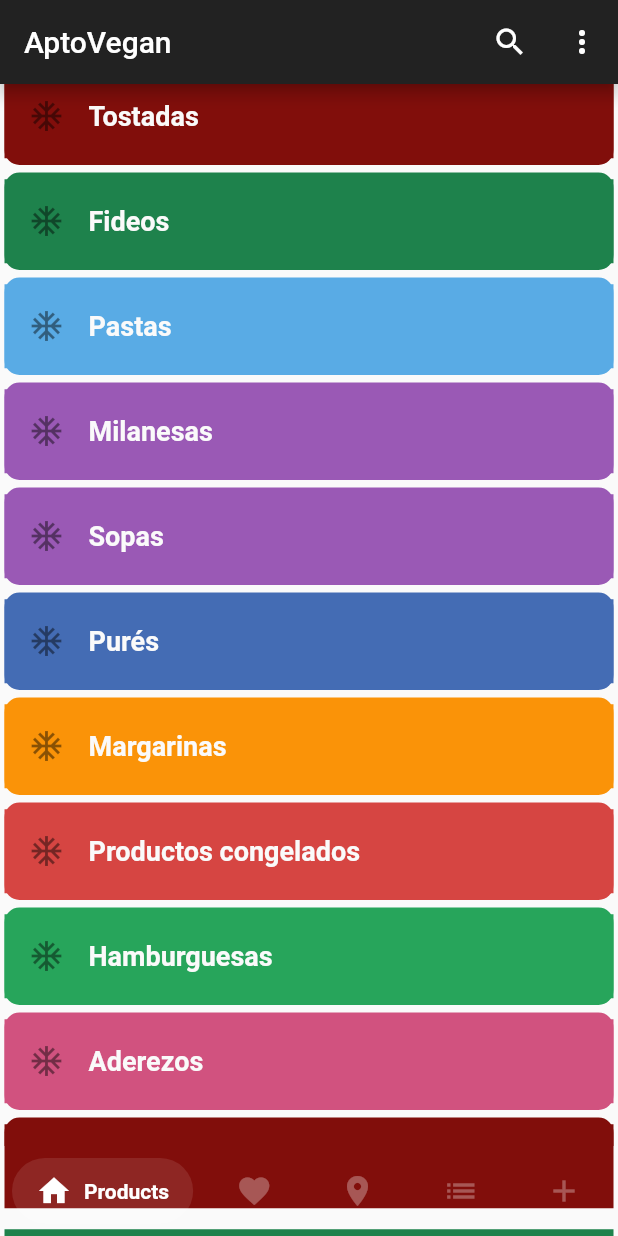
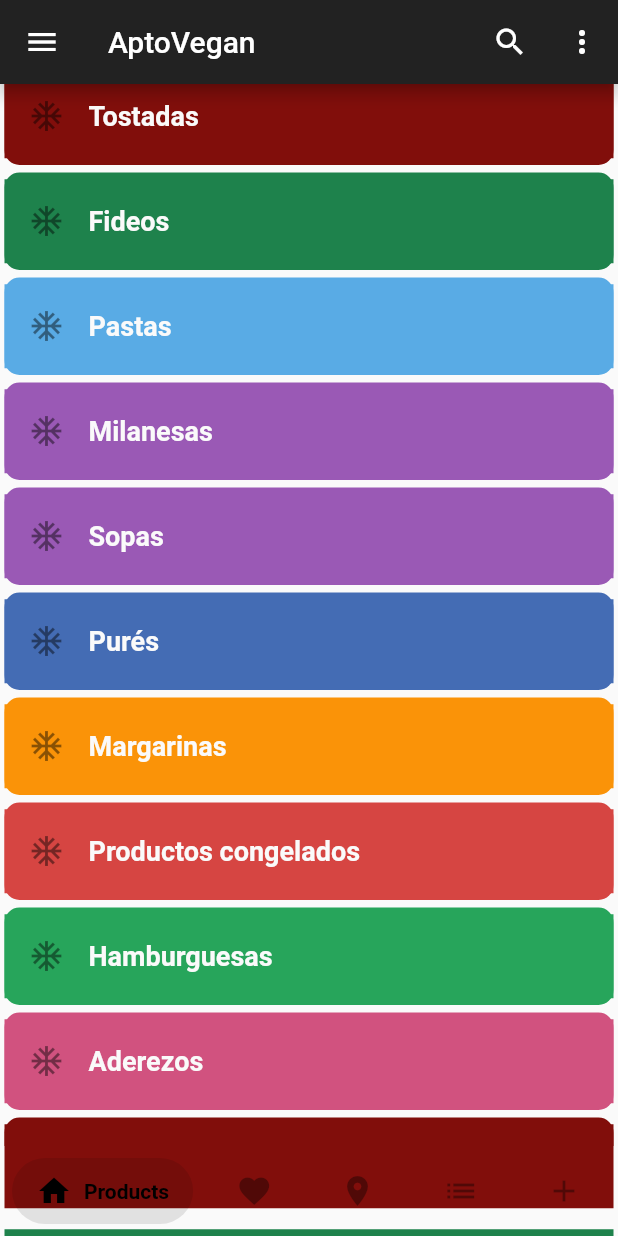
Before and after one commit to tomassasovsky/AptoVeganFlutter, a Flutter app: the screen it shows after launch, scrolled down 576 dp, after a tap on the "search" icon, on a phone screen of 412 x 824 dp. Run offline on Flutter 3.47's test engine with Material 2 defaults, Android fonts, the phone set to English and light mode, and no system bars; drawn by our look-alikes of salomon_bottom_bar; our stand-ins replace google_maps_flutter, image_picker.

Commit message:
Added all the pages, made the product tile widget. Maps function has been added.

```diff
--- a/lib/main.dart
+++ b/lib/main.dart
@@ -1,7 +1,7 @@
+import 'package:aptovegan/src/pages/page_selection.dart';
 import 'package:flutter/material.dart';
-
-import '/src/pages/home_page.dart';
 import '/src/routes/routes.dart' as routes;
+import '/src/themes/themes.dart';
 
 void main() {
   runApp(MyApp());
@@ -12,9 +12,9 @@ class MyApp extends StatelessWidget {
   Widget build(BuildContext context) {
     return MaterialApp(
       debugShowCheckedModeBanner: false,
-      theme: ThemeData.light().copyWith(appBarTheme: AppBarTheme(backgroundColor: Color(0xff222222))),
-      darkTheme: ThemeData.dark().copyWith(appBarTheme: AppBarTheme(backgroundColor: Color(0xff222222))),
-      home: HomePage(),
+      theme: lightTheme,
+      darkTheme: darkTheme,
+      home: PageSelection(),
       onGenerateRoute: routes.routeSettings,
     );
   }
--- /dev/null
+++ b/lib/src/pages/add_page.dart
@@ -0,0 +1,290 @@
+import 'package:flutter/material.dart';
+import 'package:flutter/services.dart';
+import 'dart:io';
+
+import 'package:image_picker/image_picker.dart';
+import 'package:path_provider/path_provider.dart';
+import 'package:path/path.dart' as path;
+
+class AddPage extends StatefulWidget {
+  @override
+  _AddPageState createState() => _AddPageState();
+}
+
+class _AddPageState extends State<AddPage> with TickerProviderStateMixin {
+  TabController _tabController;
+  final ImagePicker _picker = ImagePicker();
+  String filePath = '';
+
+  @override
+  void initState() {
+    _tabController = TabController(length: 2, vsync: this);
+    super.initState();
+  }
+
+  takePhoto(ImageSource source) async {
+    final appDir = await getApplicationDocumentsDirectory();
+    final appPath = appDir.path;
+    final pickedFile = await _picker.getImage(
+      source: source,
+    );
+    if (pickedFile == null) return;
+
+    File tmpFile = File(pickedFile.path);
+    String fileName = path.basename(pickedFile.path);
+    tmpFile = await tmpFile.copy('$appPath/$fileName');
+    setState(() {
+      filePath = tmpFile.path;
+    });
+  }
+
+  photoOptions() {
+    return Row(
+      mainAxisAlignment: MainAxisAlignment.spaceEvenly,
+      crossAxisAlignment: CrossAxisAlignment.center,
+      children: [
+        TextButton.icon(
+          icon: Icon(Icons.camera, color: Colors.black),
+          onPressed: () {
+            takePhoto(ImageSource.camera).then((value) => Navigator.pop(context));
+          },
+          label: Text('Camera', style: TextStyle(color: Colors.black)),
+        ),
+        TextButton.icon(
+          icon: Icon(Icons.image, color: Colors.black),
+          onPressed: () {
+            takePhoto(ImageSource.gallery).then((value) => Navigator.pop(context));
+          },
+          label: Text('Gallery', style: TextStyle(color: Colors.black)),
+        ),
+      ],
+    );
+  }
+
+  bottomSheet() {
+    return Container(
+      height: MediaQuery.of(context).size.height * 0.2,
+      color: Colors.transparent,
+      child: Container(
+        decoration: BoxDecoration(
+          color: Colors.white,
+          borderRadius: BorderRadius.only(
+            topLeft: Radius.circular(20.0),
+            topRight: Radius.circular(20.0),
+          ),
+        ),
+        child: Column(
+          mainAxisAlignment: MainAxisAlignment.center,
+          crossAxisAlignment: CrossAxisAlignment.center,
+          children: [
+            Text(
+              'Choose a Photo',
+              style: TextStyle(fontSize: 20.0, color: Colors.black),
+            ),
+            SizedBox(height: MediaQuery.of(context).size.height * 0.03),
+            photoOptions(),
+          ],
+        ),
+      ),
+    );
+  }
+
+  @override
+  Widget build(BuildContext context) {
+    return Scaffold(
+      appBar: TabBar(
+        controller: _tabController,
+        tabs: [
+          Tab(child: Text('Productos')),
+          Tab(child: Text('Lugares')),
+        ],
+      ),
+      body: TabBarView(
+        physics: NeverScrollableScrollPhysics(),
+        controller: _tabController,
+        children: [
+          GestureDetector(
+            onTap: () {
+              FocusScope.of(context).unfocus();
+            },
+            child: ListView(
+              physics: BouncingScrollPhysics(),
+              children: [
+                addNewProduct(),
+              ],
+            ),
+          ),
+          GestureDetector(
+            onTap: () {
+              FocusScope.of(context).unfocus();
+            },
+            child: ListView(
+              physics: BouncingScrollPhysics(),
+              children: [
+                addNewPlace(),
+              ],
+            ),
+          ),
+        ],
+      ),
+    );
+  }
+
+  addNewProduct() {
+    return Center(
+      child: Container(
+        padding: EdgeInsets.symmetric(vertical: 30),
+        width: MediaQuery.of(context).size.width * 0.85,
+        child: Column(
+          mainAxisAlignment: MainAxisAlignment.center,
+          children: [
+            Form(
+              child: Column(
+                mainAxisAlignment: MainAxisAlignment.center,
+                children: [
+                  TextFormField(
+                    keyboardType: TextInputType.emailAddress,
+                    decoration: InputDecoration(
+                      hintText: 'ej: Acondicionador',
+                      labelText: 'Nombre del producto',
+                    ),
+                  ),
+                  TextFormField(
+                    keyboardType: TextInputType.emailAddress,
+                    decoration: InputDecoration(
+                      hintText: 'ej: Natura',
+                      labelText: 'Marca',
+                    ),
+                  ),
+                  TextFormField(
+                    keyboardType: TextInputType.emailAddress,
+                    decoration: InputDecoration(
+                      labelText: 'Ingredientes',
+                    ),
+                  ),
+                  TextFormField(
+                    keyboardType: TextInputType.emailAddress,
+                    decoration: InputDecoration(
+                      labelText: 'Comentarios',
+                    ),
+                  ),
+                  TextFormField(
+                    keyboardType: TextInputType.emailAddress,
+                    decoration: InputDecoration(
+                      hintText: 'example@mail.com',
+                      labelText: 'Email',
+                    ),
+                  ),
+                ],
+              ),
+            ),
+            Row(
+              mainAxisAlignment: MainAxisAlignment.spaceBetween,
+              children: [
+                TextButton.icon(
+                  onPressed: () {
+                    showModalBottomSheet(
+                      context: context,
+                      builder: ((builder) => bottomSheet()),
+                    );
+                  },
+                  icon: Icon(Icons.add_a_photo),
+                  label: Text('Add Photo'),
+                ),
+                TextButton.icon(
+                  onPressed: () {
+                    showModalBottomSheet(
+                      context: context,
+                      builder: ((builder) => bottomSheet()),
+                    );
+                  },
+                  icon: Icon(Icons.done),
+                  label: Text('Done'),
+                ),
+              ],
+            ),
+          ],
+        ),
+      ),
+    );
+  }
+
+  addNewPlace() {
+    return Center(
+      child: Container(
+        padding: EdgeInsets.symmetric(vertical: 30),
+        width: MediaQuery.of(context).size.width * 0.85,
+        child: Column(
+          mainAxisAlignment: MainAxisAlignment.center,
+          children: [
+            Form(
+              child: Column(
+                mainAxisAlignment: MainAxisAlignment.center,
+                children: [
+                  TextFormField(
+                    keyboardType: TextInputType.emailAddress,
+                    decoration: InputDecoration(
+                      hintText: 'ej: Acondicionador',
+                      labelText: 'Nombre del producto',
+                    ),
+                  ),
+                  TextFormField(
+                    keyboardType: TextInputType.emailAddress,
+                    decoration: InputDecoration(
+                      hintText: 'ej: Natura',
+                      labelText: 'Marca',
+                    ),
+                  ),
+                  TextFormField(
+                    keyboardType: TextInputType.emailAddress,
+                    decoration: InputDecoration(
+                      labelText: 'Ingredientes',
+                    ),
+                  ),
+                  TextFormField(
+                    keyboardType: TextInputType.emailAddress,
+                    decoration: InputDecoration(
+                      labelText: 'Comentarios',
+                    ),
+                  ),
+                  TextFormField(
+                    keyboardType: TextInputType.emailAddress,
+                    decoration: InputDecoration(
+                      hintText: 'example@mail.com',
+                      labelText: 'Email',
+                    ),
+                  ),
+                ],
+              ),
+            ),
+            Row(
+              mainAxisAlignment: MainAxisAlignment.spaceBetween,
+              children: [
+                TextButton.icon(
+                  onPressed: () {
+                    showModalBottomSheet(
+                      context: context,
+                      builder: ((builder) => bottomSheet()),
+                    );
+                  },
+                  icon: Icon(Icons.add_a_photo),
+                  label: Text('Add Photo'),
+                ),
+                TextButton.icon(
+                  onPressed: () {
+                    showModalBottomSheet(
+                      context: context,
+                      builder: ((builder) => bottomSheet()),
+                    );
+                  },
+                  icon: Icon(Icons.done),
+                  label: Text('Done'),
+                ),
+              ],
+            ),
+          ],
+        ),
+      ),
+    );
+  }
+}
--- /dev/null
+++ b/lib/src/pages/additives_page.dart
@@ -0,0 +1,41 @@
+import 'package:flutter/material.dart';
+
+class AdditivesPage extends StatefulWidget {
+  @override
+  _AdditivesPageState createState() => _AdditivesPageState();
+}
+
+class _AdditivesPageState extends State<AdditivesPage> with TickerProviderStateMixin {
+  TabController _tabController;
+
+  @override
+  void initState() {
+    _tabController = TabController(initialIndex: 0, length: 4, vsync: this);
+    super.initState();
+  }
+
+  @override
+  Widget build(BuildContext context) {
+    return Scaffold(
+      appBar: TabBar(
+        controller: _tabController,
+        tabs: [
+          Tab(child: Text('Apto')),
+          Tab(child: Text('No apto')),
+          Tab(child: Text('Dudoso')),
+          Tab(child: Text('Todos')),
+        ],
+      ),
+      body: TabBarView(
+        physics: NeverScrollableScrollPhysics(),
+        controller: _tabController,
+        children: [
+          Container(color: Colors.white),
+          Container(color: Colors.red),
+          Container(color: Colors.green),
+          Container(color: Colors.blue),
+        ],
+      ),
+    );
+  }
+}
--- /dev/null
+++ b/lib/src/pages/favorites_page.dart
@@ -0,0 +1,29 @@
+import 'package:flutter/material.dart';
+
+class FavoritesPage extends StatelessWidget {
+  final addFavorites;
+  FavoritesPage(this.addFavorites);
+
+  @override
+  Widget build(BuildContext context) {
+    return Center(
+      child: Container(
+        width: MediaQuery.of(context).size.width * 0.6,
+        child: Column(
+          mainAxisAlignment: MainAxisAlignment.center,
+          crossAxisAlignment: CrossAxisAlignment.center,
+          children: [
+            IconButton(
+              icon: Icon(Icons.add, color: Theme.of(context).primaryIconTheme.color),
+              onPressed: addFavorites,
+            ),
+            Text(
+              'You have no favourites yet! Add a product to \'favourites\' to see it here!',
+              textAlign: TextAlign.center,
+            ),
+          ],
+        ),
+      ),
+    );
+  }
+}
--- a/lib/src/pages/home_page.dart
+++ /dev/null
@@ -1,63 +0,0 @@
-import 'package:flutter/material.dart';
-import 'package:salomon_bottom_bar/salomon_bottom_bar.dart';
-import 'package:flutter/services.dart';
-
-import 'package:aptovegan/src/providers/product_genres.dart';
-
-class HomePage extends StatefulWidget {
-  @override
-  _HomePageState createState() => _HomePageState();
-}
-
-class _HomePageState extends State<HomePage> {
-  int _index = 0;
-  @override
-  Widget build(BuildContext context) {
-    return Scaffold(
-      appBar: AppBar(
-        backwardsCompatibility: false,
-        systemOverlayStyle: SystemUiOverlayStyle(
-          statusBarColor: Colors.transparent,
-          statusBarIconBrightness: Brightness.light,
-        ),
-        centerTitle: false,
-        title: Text('AptoVegan'),
-        actions: [
-          IconButton(icon: Icon(Icons.search), onPressed: () {}),
-          IconButton(icon: Icon(Icons.more_vert), onPressed: () {}),
-        ],
-      ),
-      body: list(),
-      bottomNavigationBar: SalomonBottomBar(
-        currentIndex: _index,
-        onTap: (selection) {
-          setState(() => _index = selection);
-        },
-        selectedItemColor: Colors.white,
-        unselectedItemColor: Colors.white30,
-        items: [
-          SalomonBottomBarItem(
-            icon: Icon(Icons.home),
-            title: Text('Products'),
-          ),
-          SalomonBottomBarItem(
-            icon: Icon(Icons.favorite),
-            title: Text('Favorites'),
-          ),
-          SalomonBottomBarItem(
-            icon: Icon(Icons.place),
-            title: Text('Places'),
-          ),
-          SalomonBottomBarItem(
-            icon: Icon(Icons.list),
-            title: Text('Additives'),
-          ),
-          SalomonBottomBarItem(
-            icon: Icon(Icons.add),
-            title: Text('Add'),
-          ),
-        ],
-      ),
-    );
-  }
-}
--- /dev/null
+++ b/lib/src/pages/page_selection.dart
@@ -0,0 +1,110 @@
+import 'package:aptovegan/src/pages/add_page.dart';
+import 'package:aptovegan/src/pages/additives_page.dart';
+import 'package:aptovegan/src/pages/favorites_page.dart';
+import 'package:aptovegan/src/pages/places_page.dart';
+import 'package:aptovegan/src/pages/products_page.dart';
+import 'package:flutter/material.dart';
+import 'package:salomon_bottom_bar/salomon_bottom_bar.dart';
+import 'package:flutter/services.dart';
+
+class PageSelection extends StatefulWidget {
+  @override
+  _PageSelectionState createState() => _PageSelectionState();
+}
+
+class _PageSelectionState extends State<PageSelection> {
+  int _index = 0;
+  @override
+  Widget build(BuildContext context) {
+    return Scaffold(
+      drawer: Drawer(
+        child: ListView(
+          children: [
+            Stack(
+              children: [
+                Image(
+                  image: AssetImage('assets/drawer_image.jpg'),
+                ),
+                Positioned(
+                  left: 20,
+                  top: 20,
+                  child: CircleAvatar(
+                    radius: 50,
+                    backgroundImage: AssetImage('assets/profile_picture.jpg'),
+                  ),
+                ),
+              ],
+            ),
+            ListTile(
+              leading: Icon(Icons.favorite),
+              title: Text('Favorites'),
+              onTap: () {
+                Navigator.of(context).pop();
+                if (_index != 1) setState(() => _index = 1);
+              },
+            ),
+            ListTile(
+              leading: Icon(Icons.settings),
+              title: Text('Settings'),
+            ),
+            ListTile(
+              leading: Icon(Icons.logout),
+              title: Text('Logout'),
+            ),
+          ],
+        ),
+      ),
+      appBar: AppBar(
+        backwardsCompatibility: false,
+        systemOverlayStyle: SystemUiOverlayStyle(
+          statusBarColor: Colors.transparent,
+          statusBarIconBrightness: Brightness.light,
+        ),
+        centerTitle: false,
+        title: Text('AptoVegan'),
+        actions: [
+          IconButton(icon: Icon(Icons.search), onPressed: () {}),
+          IconButton(icon: Icon(Icons.more_vert), onPressed: () {}),
+        ],
+      ),
+      body: IndexedStack(
+        index: _index,
+        children: [
+          ProductsPage(),
+          FavoritesPage(() => setState(() => _index = 0)),
+          PlacesPage(),
+          AdditivesPage(),
+          AddPage(),
+        ],
+      ),
+      bottomNavigationBar: SalomonBottomBar(
+        currentIndex: _index,
+        onTap: (selection) {
+          if (selection != _index) setState(() => _index = selection);
+        },
+        items: [
+          SalomonBottomBarItem(
+            icon: Icon(Icons.home),
+            title: Text('Products'),
+          ),
+          SalomonBottomBarItem(
+            icon: Icon(Icons.favorite),
+            title: Text('Favorites'),
+          ),
+          SalomonBottomBarItem(
+            icon: Icon(Icons.place),
+            title: Text('Places'),
+          ),
+          SalomonBottomBarItem(
+            icon: Icon(Icons.list),
+            title: Text('Additives'),
+          ),
+          SalomonBottomBarItem(
+            icon: Icon(Icons.add),
+            title: Text('Add'),
+          ),
+        ],
+      ),
+    );
+  }
+}
--- /dev/null
+++ b/lib/src/pages/places_page.dart
@@ -0,0 +1,40 @@
+import 'package:flutter/material.dart';
+import 'package:google_maps_flutter/google_maps_flutter.dart';
+
+class PlacesPage extends StatefulWidget {
+  @override
+  _PlacesPageState createState() => _PlacesPageState();
+}
+
+class _PlacesPageState extends State<PlacesPage> {
+  GoogleMapController controller;
+  final Set<Marker> markers = Set<Marker>();
+
+  @override
+  Widget build(BuildContext context) {
+    final CameraPosition _initialCameraPosition = CameraPosition(
+      target: LatLng(-34.582149724423346, -58.43416795989902),
+      zoom: 17,
+      tilt: 50,
+    );
+
+    markers.add(
+      Marker(
+        markerId: MarkerId('UNIQUE'),
+        infoWindow: InfoWindow(snippet: 'Estilo Veggie'),
+        position: LatLng(-34.582149724423346, -58.43416795989902),
+      ),
+    );
+
+    return Scaffold(
+      body: GoogleMap(
+        myLocationEnabled: true,
+        zoomControlsEnabled: false,
+        mapType: MapType.terrain,
+        markers: markers,
+        initialCameraPosition: _initialCameraPosition,
+        onMapCreated: (GoogleMapController _controller) => controller = _controller,
+      ),
+    );
+  }
+}
--- /dev/null
+++ b/lib/src/pages/products_page.dart
@@ -0,0 +1,14 @@
+import 'package:flutter/material.dart';
+import '/src/providers/product_genres.dart';
+
+class ProductsPage extends StatefulWidget {
+  @override
+  _ProductsPageState createState() => _ProductsPageState();
+}
+
+class _ProductsPageState extends State<ProductsPage> {
+  @override
+  Widget build(BuildContext context) {
+    return list();
+  }
+}
--- a/lib/src/providers/product_genres.dart
+++ b/lib/src/providers/product_genres.dart
@@ -24,7 +24,6 @@ final productsProvider = _ProductsProvider();
 list() {
   return FutureBuilder(
     future: productsProvider.loadData(),
-    initialData: [],
     builder: (BuildContext context, AsyncSnapshot<List<dynamic>> snapshot) {
       if (snapshot.connectionState == ConnectionState.done) {
         return ListView(
@@ -33,7 +32,7 @@ list() {
           children: _listItems(snapshot.data, context),
         );
       }
-      return CircularProgressIndicator();
+      return Center(child: CircularProgressIndicator());
     },
   );
 }
--- /dev/null
+++ b/lib/src/themes/themes.dart
@@ -0,0 +1,34 @@
+import 'package:flutter/material.dart';
+
+class _AppThemes {
+  static ThemeData get darkTheme {
+    return ThemeData.dark().copyWith(
+      primaryColor: Colors.white,
+      iconTheme: IconThemeData(color: Colors.white30),
+      tabBarTheme: TabBarTheme(
+        indicator: UnderlineTabIndicator(borderSide: BorderSide(color: Colors.white)),
+      ),
+      appBarTheme: AppBarTheme(
+        backgroundColor: Color(0xff222222),
+      ),
+    );
+  }
+
+  static ThemeData get lightTheme {
+    return ThemeData.light().copyWith(
+      primaryIconTheme: IconThemeData(color: Colors.black),
+      primaryColor: Colors.black,
+      iconTheme: IconThemeData(color: Colors.black38),
+      tabBarTheme: TabBarTheme(
+        labelColor: ThemeData.light().textTheme.bodyText1.color,
+        indicator: UnderlineTabIndicator(borderSide: BorderSide()),
+      ),
+      appBarTheme: AppBarTheme(
+        backgroundColor: Color(0xff222222),
+      ),
+    );
+  }
+}
+
+final darkTheme = _AppThemes.darkTheme;
+final lightTheme = _AppThemes.lightTheme;
--- a/pubspec.yaml
+++ b/pubspec.yaml
@@ -29,6 +29,9 @@ dependencies:
   # Use with the CupertinoIcons class for iOS style icons.
   cupertino_icons: ^1.0.2
   salomon_bottom_bar: ^2.0.1
+  google_maps_flutter: ^1.2.0
+  image_picker: ^0.6.7+21
+  path_provider: ^1.6.27
   # encrypted_shared_preferences: ^1.0.7
 
 dev_dependencies:
```
Also changed, not shown: lib/src/pages/product_division_page.dart (+10 -4 lines), lib/src/routes/routes.dart (+3 -4 lines), lib/src/widgets/product_tile.dart (added, +71 -0 lines), assets/drawer_image.jpg (added), assets/profile_picture.jpg (added), pubspec.lock, 5 other files.
